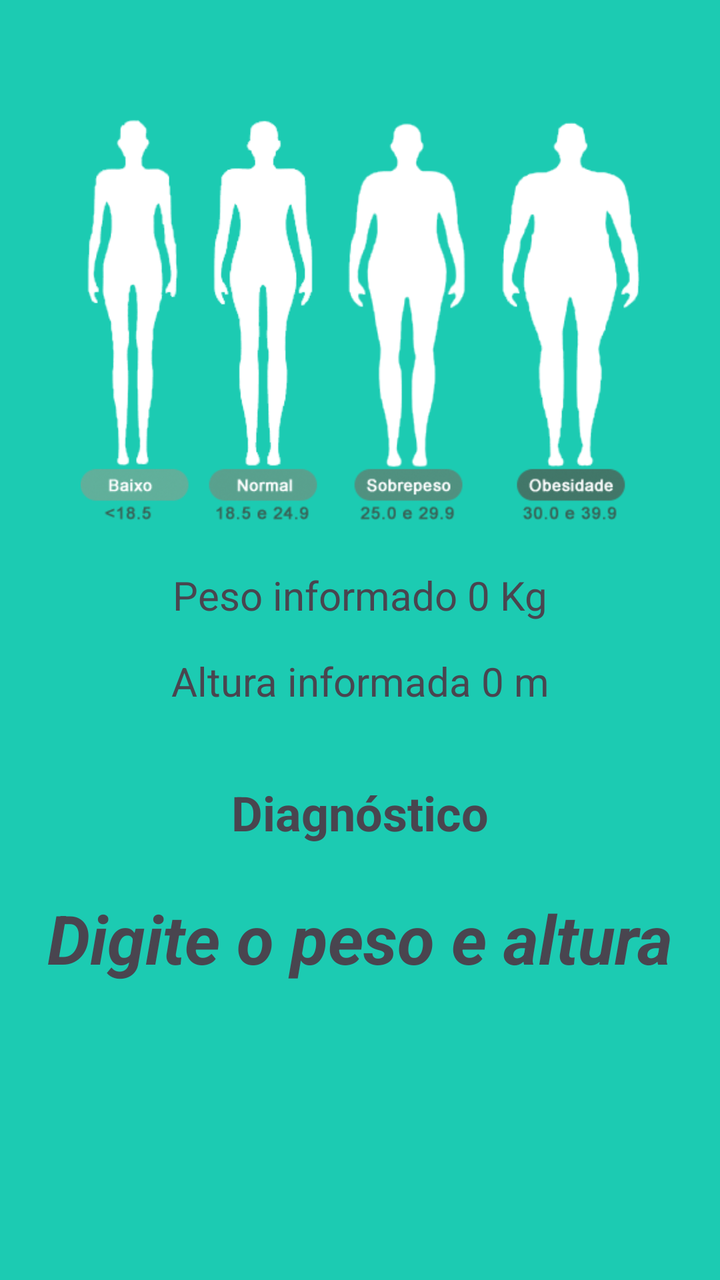
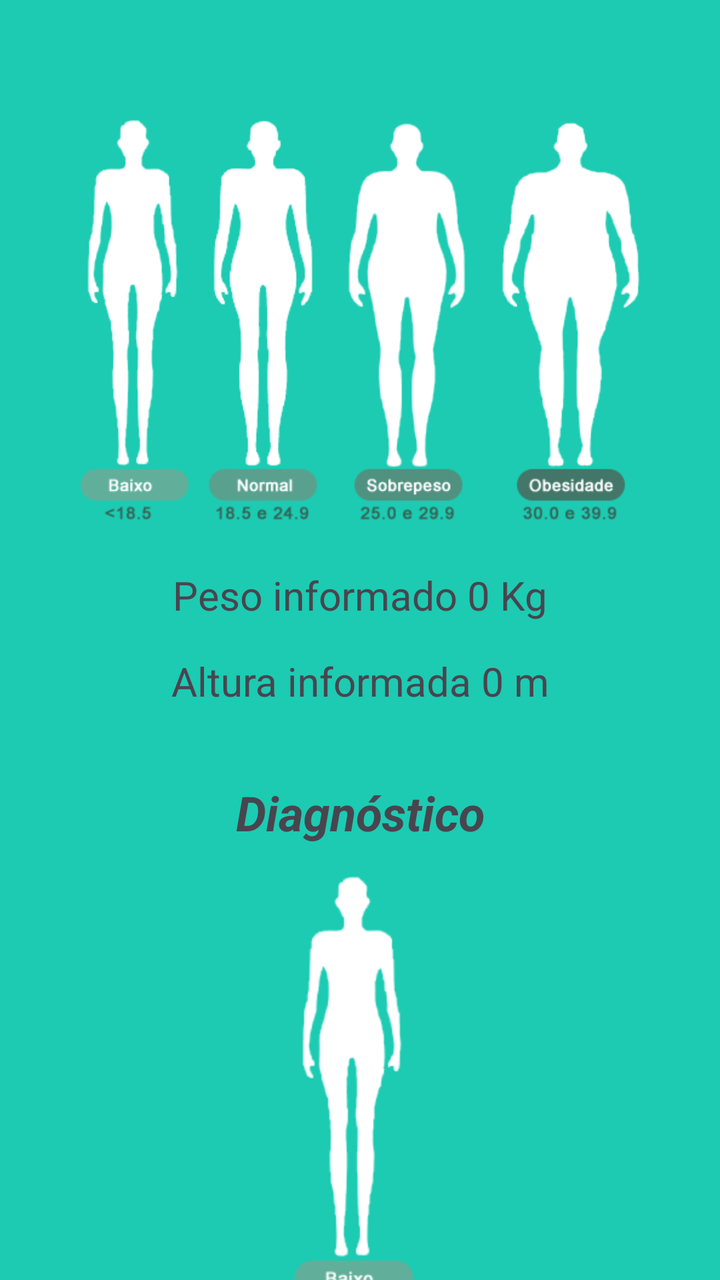

Compare the two renders of this Android layout. The source of the first and the diff that turns it into the second are given below.
<!-- AndroidManifest.xml: application theme Theme.CalculadorIMC -->
<!-- res/layout/activity_resultado.xml -->
<?xml version="1.0" encoding="utf-8"?>
<androidx.constraintlayout.widget.ConstraintLayout xmlns:android="http://schemas.android.com/apk/res/android"
    xmlns:app="http://schemas.android.com/apk/res-auto"
    xmlns:tools="http://schemas.android.com/tools"
    android:id="@+id/main"
    android:layout_width="match_parent"
    android:layout_height="match_parent"
    tools:context=".ResultadoActivity">

    <ImageView
        android:id="@+id/imageView2"
        android:layout_width="0dp"
        android:layout_height="200dp"
        android:layout_marginStart="16dp"
        android:layout_marginTop="60dp"
        android:layout_marginEnd="16dp"
        app:layout_constraintEnd_toEndOf="parent"
        app:layout_constraintHorizontal_bias="0.5"
        app:layout_constraintStart_toStartOf="parent"
        app:layout_constraintTop_toTopOf="parent"
        app:srcCompat="@drawable/resultado" />

    <TextView
        android:id="@+id/text_peso"
        android:layout_width="wrap_content"
        android:layout_height="wrap_content"
        android:layout_marginTop="24dp"
        android:text="Peso informado 0 Kg"
        android:textSize="20sp"
        app:layout_constraintEnd_toEndOf="parent"
        app:layout_constraintHorizontal_bias="0.5"
        app:layout_constraintStart_toStartOf="parent"
        app:layout_constraintTop_toBottomOf="@+id/imageView2" />

    <TextView
        android:id="@+id/text_altura"
        android:layout_width="wrap_content"
        android:layout_height="wrap_content"
        android:layout_marginTop="16dp"
        android:text="Altura informada 0 m"
        android:textSize="20sp"
        app:layout_constraintEnd_toEndOf="parent"
        app:layout_constraintHorizontal_bias="0.5"
        app:layout_constraintStart_toStartOf="parent"
        app:layout_constraintTop_toBottomOf="@+id/text_peso" />

    <TextView
        android:id="@+id/text_diagnostico"
        android:layout_width="wrap_content"
        android:layout_height="wrap_content"
        android:layout_marginTop="36dp"
        android:text="Diagnóstico"
        android:textSize="24sp"
        android:textStyle="bold"
        app:layout_constraintEnd_toEndOf="parent"
        app:layout_constraintHorizontal_bias="0.5"
        app:layout_constraintStart_toStartOf="parent"
        app:layout_constraintTop_toBottomOf="@+id/text_altura" />

    <TextView
        android:id="@+id/text_resultado"
        android:layout_width="0dp"
        android:layout_height="wrap_content"
        android:layout_marginStart="16dp"
        android:layout_marginTop="24dp"
        android:layout_marginEnd="16dp"
        android:text="Digite o peso e altura"
        android:textAlignment="center"
        android:textSize="34sp"
        android:textStyle="bold|italic"
        app:layout_constraintEnd_toEndOf="parent"
        app:layout_constraintHorizontal_bias="0.5"
        app:layout_constraintStart_toStartOf="parent"
        app:layout_constraintTop_toBottomOf="@+id/text_diagnostico" />
</androidx.constraintlayout.widget.ConstraintLayout>
<!-- resources referenced by this layout -->
<resources>
  <!-- drawable resultado: png bitmap (drawable, 36143 bytes) -->
  <style name="Theme.CalculadorIMC" parent="Base.Theme.CalculadorIMC" />
  <style name="Base.Theme.CalculadorIMC" parent="Theme.Material3.DayNight.NoActionBar">
          
          <item name="colorPrimary">@color/primaria</item>
          <item name="colorPrimaryVariant">@color/primaria_variacao</item>
          <item name="colorOnPrimary">@color/white</item>
          <item name="android:windowBackground">@color/fundo</item>
  
      </style>
  <color name="primaria">#128b7a</color>
  <color name="primaria_variacao">#006153</color>
  <color name="white">#FFFFFFFF</color>
  <color name="fundo">#1ccbb2</color>
</resources>

<!-- the commit's change to res/layout/activity_resultado.xml (unified diff, before → after) -->
@@ -51,25 +51,34 @@
         android:layout_marginTop="36dp"
         android:text="Diagnóstico"
         android:textSize="24sp"
-        android:textStyle="bold"
+        android:textStyle="bold|italic"
         app:layout_constraintEnd_toEndOf="parent"
         app:layout_constraintHorizontal_bias="0.5"
         app:layout_constraintStart_toStartOf="parent"
         app:layout_constraintTop_toBottomOf="@+id/text_altura" />
 
+    <ImageView
+        android:id="@+id/imgResultado"
+        android:layout_width="0dp"
+        android:layout_height="220dp"
+        android:layout_marginStart="16dp"
+        android:layout_marginTop="16dp"
+        android:layout_marginEnd="16dp"
+        app:layout_constraintEnd_toEndOf="parent"
+        app:layout_constraintHorizontal_bias="0.0"
+        app:layout_constraintStart_toStartOf="parent"
+        app:layout_constraintTop_toBottomOf="@+id/text_diagnostico"
+        app:srcCompat="@drawable/baixo" />
+
     <TextView
-        android:id="@+id/text_resultado"
-        android:layout_width="0dp"
+        android:id="@+id/textResultado"
+        android:layout_width="wrap_content"
         android:layout_height="wrap_content"
-        android:layout_marginStart="16dp"
-        android:layout_marginTop="24dp"
-        android:layout_marginEnd="16dp"
-        android:text="Digite o peso e altura"
-        android:textAlignment="center"
-        android:textSize="34sp"
-        android:textStyle="bold|italic"
+        android:layout_marginTop="16dp"
+        android:text="Resultado"
+        android:textSize="20sp"
         app:layout_constraintEnd_toEndOf="parent"
-        app:layout_constraintHorizontal_bias="0.5"
         app:layout_constraintStart_toStartOf="parent"
-        app:layout_constraintTop_toBottomOf="@+id/text_diagnostico" />
+        app:layout_constraintTop_toBottomOf="@+id/imgResultado" />
+
 </androidx.constraintlayout.widget.ConstraintLayout>
<!-- resource entries referenced after the edit -->
@@ -1,5 +1,6 @@
 <!-- resources referenced by this layout -->
 <resources>
+  <!-- drawable baixo: png bitmap (drawable, 10375 bytes) -->
   <!-- drawable resultado: png bitmap (drawable, 36143 bytes) -->
   <style name="Theme.CalculadorIMC" parent="Base.Theme.CalculadorIMC" />
   <style name="Base.Theme.CalculadorIMC" parent="Theme.Material3.DayNight.NoActionBar">
